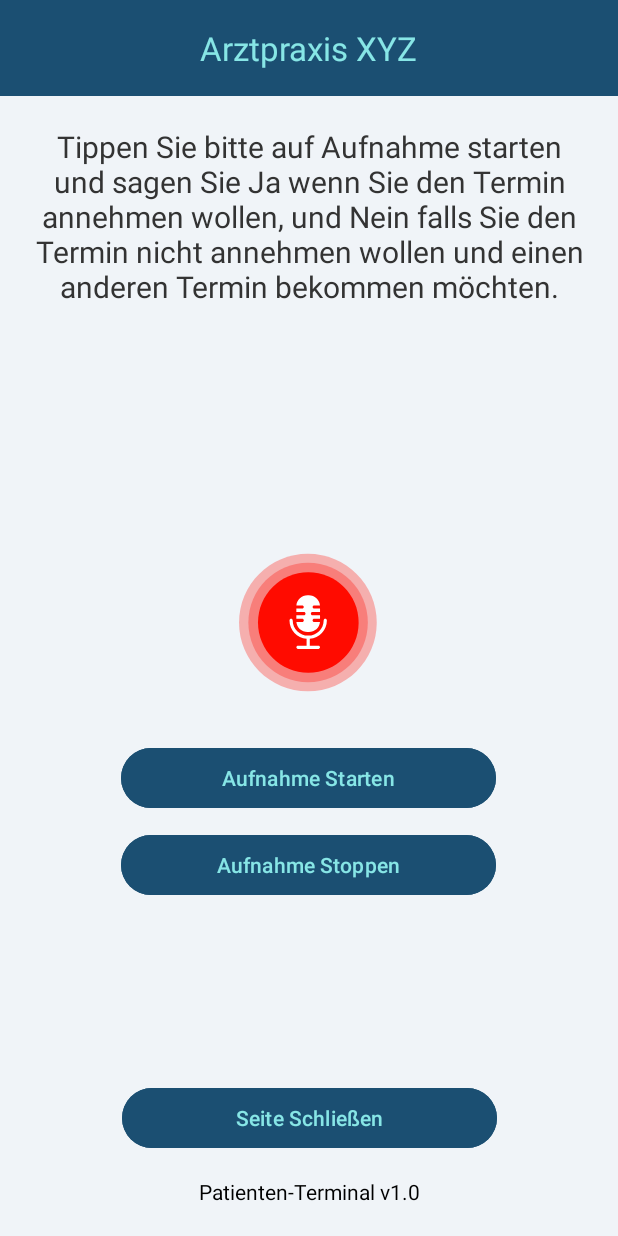
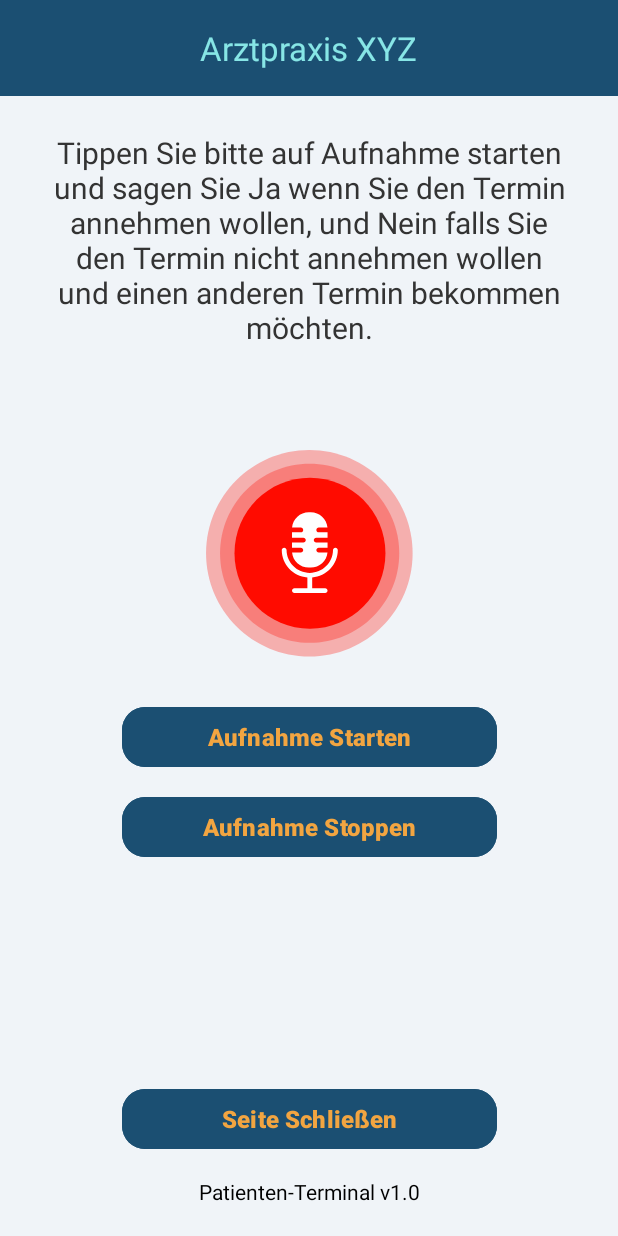
Before and after one commit to PhHagel/SmartphoneEntwicklung, an Android app: the RecordTerminActivity screen opened directly, with no data from a screen before it, on a phone screen of 412 x 824 dp. Run offline under Robolectric (Android 15) with nearby library versions, the phone set to English and light mode, and no system bars.

Commit message:
Refactor layouts: Replace RelativeLayout with ConstraintLayout for improved UI responsiveness; update text sizes and styles; add popup background drawable.

```diff
--- a/app/src/main/java/com/philipp/dv_projekt/Konstanten.java
+++ b/app/src/main/java/com/philipp/dv_projekt/Konstanten.java
@@ -1,7 +1,7 @@
 package com.philipp.dv_projekt;
 
 public class Konstanten {
-    public static final String SERVER_IP = "192.168.10.128";
+    public static final String SERVER_IP = "192.168.19.95";
     public static final String API_PORT = "3000";
     public static final String WS_PORT = "3001";
     public static final String UPLOAD_SPRACHE_ORDNER = "upload/sprache";
--- a/app/src/main/java/com/philipp/dv_projekt/MainActivity.java
+++ b/app/src/main/java/com/philipp/dv_projekt/MainActivity.java
@@ -5,6 +5,8 @@ import android.annotation.SuppressLint;
 import android.app.Dialog;
 import android.content.Intent;
 import android.content.pm.PackageManager;
+import android.graphics.Color;
+import android.graphics.drawable.ColorDrawable;
 import android.net.Uri;
 import android.os.Bundle;
 import androidx.annotation.NonNull;
@@ -29,6 +31,7 @@ import android.widget.Button;
 import android.widget.ImageView;
 import android.widget.Toast;
 import java.io.File;
+import java.util.Objects;
 import java.util.concurrent.ExecutionException;
 import java.util.concurrent.Executor;
 
@@ -164,6 +167,7 @@ public class MainActivity extends AppCompatActivity implements View.OnClickListe
     private void showPhoto(File photoFile) {
         Dialog dialog = new Dialog(this);
         dialog.setContentView(R.layout.layout_photo_preview);
+        Objects.requireNonNull(dialog.getWindow()).setBackgroundDrawable(new ColorDrawable(Color.TRANSPARENT));
 
         ImageView imageCheckView = dialog.findViewById(R.id.imageCheckView);
         Button imageDeleteBtn = dialog.findViewById(R.id.imageDeleteBtn);
--- a/app/src/main/java/com/philipp/dv_projekt/RecordPersonActivity.java
+++ b/app/src/main/java/com/philipp/dv_projekt/RecordPersonActivity.java
@@ -2,6 +2,8 @@ package com.philipp.dv_projekt;
 
 import android.app.Dialog;
 import android.content.Intent;
+import android.graphics.Color;
+import android.graphics.drawable.ColorDrawable;
 import android.media.MediaRecorder;
 import android.os.Bundle;
 import android.util.Log;
@@ -186,6 +188,7 @@ public class RecordPersonActivity extends AppCompatActivity implements WebSocket
     private void showNewUserData(String userDataFromServer) {
         Dialog dialog = new Dialog(this);
         dialog.setContentView(R.layout.layout_new_user);
+        Objects.requireNonNull(dialog.getWindow()).setBackgroundDrawable(new ColorDrawable(Color.TRANSPARENT));
 
         TextView textCheckView = dialog.findViewById(R.id.textCheckView);
         Button userDeleteBtn = dialog.findViewById(R.id.userDeleteBtn);
--- a/app/src/main/res/layout/activity_main.xml
+++ b/app/src/main/res/layout/activity_main.xml
@@ -75,6 +75,7 @@
             android:backgroundTint="@color/primaryBlue"
             android:textColor="@color/orange"
             android:text="@string/bild_aufnehmen"
+            android:textStyle="bold"
             android:textSize="16sp"
             app:cornerRadius="15dp" />
 
--- a/app/src/main/res/layout/activity_record_termin.xml
+++ b/app/src/main/res/layout/activity_record_termin.xml
@@ -1,114 +1,118 @@
 <?xml version="1.0" encoding="utf-8"?>
-<androidx.constraintlayout.widget.ConstraintLayout
-    xmlns:android="http://schemas.android.com/apk/res/android"
+<androidx.constraintlayout.widget.ConstraintLayout xmlns:android="http://schemas.android.com/apk/res/android"
     xmlns:app="http://schemas.android.com/apk/res-auto"
-    android:id="@+id/record_popup_layout"
     android:layout_width="match_parent"
     android:layout_height="match_parent"
     android:background="#F0F4F8">
 
     <com.google.android.material.appbar.MaterialToolbar
         android:id="@+id/toolbar"
-        android:layout_width="match_parent"
+        android:layout_width="0dp"
         android:layout_height="?attr/actionBarSize"
         android:background="@color/primaryBlue"
-        android:minHeight="50dp"
-        app:layout_constraintTop_toTopOf="parent"
         app:title="Arztpraxis XYZ"
         app:titleCentered="true"
-        app:titleTextColor="@color/lightBlue" />
+        app:titleTextColor="@color/lightBlue"
+        app:layout_constraintTop_toTopOf="parent"
+        app:layout_constraintStart_toStartOf="parent"
+        app:layout_constraintEnd_toEndOf="parent" />
 
     <TextView
         android:id="@+id/infoTextTermin"
-        android:layout_width="match_parent"
+        android:layout_width="0dp"
         android:layout_height="wrap_content"
-        android:layout_marginHorizontal="15dp"
-        android:layout_marginTop="20dp"
+        android:layout_margin="24dp"
         android:text="@string/tippen_sie_bitte_auf_aufnahme_starten_und_sagen_sie_ja_wenn_sie_den_termin_annehmen_wollen_und_nein_falls_sie_den_termin_nicht_annehmen_wollen"
+        android:textColor="#333333"
         android:textAlignment="center"
-        android:textColor="#333333"
         android:textSize="20sp"
-        app:layout_constraintEnd_toEndOf="parent"
-        app:layout_constraintHorizontal_bias="0.482"
+        android:gravity="center"
+        app:layout_constraintTop_toBottomOf="@id/toolbar"
         app:layout_constraintStart_toStartOf="parent"
-        app:layout_constraintTop_toBottomOf="@+id/toolbar" />
+        app:layout_constraintEnd_toEndOf="parent" />
 
     <TextView
         android:id="@+id/DatenTextTermin"
-        android:layout_width="match_parent"
-        android:layout_height="100dp"
+        android:layout_width="0dp"
+        android:layout_height="wrap_content"
         android:layout_marginTop="10dp"
         android:textAlignment="center"
+        android:gravity="center"
         android:textColor="#333333"
-        android:textSize="24sp"
-        app:layout_constraintBottom_toTopOf="@+id/aufnahmeAnimation"
-        app:layout_constraintEnd_toEndOf="parent"
-        app:layout_constraintHorizontal_bias="1.0"
+        android:textStyle="bold"
+        android:textSize="20sp"
+        app:layout_constraintTop_toBottomOf="@id/infoTextTermin"
         app:layout_constraintStart_toStartOf="parent"
-        app:layout_constraintTop_toBottomOf="@id/infoTextTermin" />
+        app:layout_constraintEnd_toEndOf="parent" />
 
     <com.airbnb.lottie.LottieAnimationView
         android:id="@+id/aufnahmeAnimation"
-        android:layout_width="100dp"
-        android:layout_height="100dp"
-        android:layout_marginTop="50dp"
-        app:layout_constraintEnd_toEndOf="parent"
-        app:layout_constraintHorizontal_bias="0.498"
+        android:layout_width="150dp"
+        android:layout_height="150dp"
+        android:layout_marginTop="24dp"
+        app:lottie_rawRes="@raw/aufnahme"
+        app:layout_constraintTop_toBottomOf="@id/DatenTextTermin"
         app:layout_constraintStart_toStartOf="parent"
-        app:layout_constraintTop_toBottomOf="@id/DatenTextTermin"
-        app:lottie_rawRes="@raw/aufnahme" />
+        app:layout_constraintEnd_toEndOf="parent" />
 
-    <Button
+    <com.google.android.material.button.MaterialButton
         android:id="@+id/btn_start_recording"
         android:layout_width="250dp"
         android:layout_height="wrap_content"
-        android:layout_marginTop="30dp"
+        android:layout_marginTop="24dp"
+        android:text="@string/aufnahme_starten"
+        android:textColor="@color/orange"
+        android:textStyle="bold"
+        android:textSize="16sp"
+        app:cornerRadius="15dp"
         android:backgroundTint="@color/primaryBlue"
-        android:text="@string/aufnahme_starten"
-        android:textColor="@color/lightBlue"
-        app:layout_constraintEnd_toEndOf="parent"
-        app:layout_constraintHorizontal_bias="0.496"
+        app:layout_constraintTop_toBottomOf="@id/aufnahmeAnimation"
         app:layout_constraintStart_toStartOf="parent"
-        app:layout_constraintTop_toBottomOf="@id/aufnahmeAnimation" />
+        app:layout_constraintEnd_toEndOf="parent" />
 
-    <Button
+    <com.google.android.material.button.MaterialButton
         android:id="@+id/btn_stop_recording"
         android:layout_width="250dp"
         android:layout_height="wrap_content"
-        android:layout_marginTop="10dp"
-        android:backgroundTint="@color/primaryBlue"
+        android:layout_marginTop="12dp"
         android:enabled="false"
         android:text="@string/aufnahme_stoppen"
-        android:textColor="@color/lightBlue"
-        app:layout_constraintEnd_toEndOf="parent"
-        app:layout_constraintHorizontal_bias="0.496"
+        android:textColor="@color/orange"
+        android:textStyle="bold"
+        android:textSize="16sp"
+        app:cornerRadius="15dp"
+        android:backgroundTint="@color/primaryBlue"
+        app:layout_constraintTop_toBottomOf="@id/btn_start_recording"
         app:layout_constraintStart_toStartOf="parent"
-        app:layout_constraintTop_toBottomOf="@id/btn_start_recording" />
+        app:layout_constraintEnd_toEndOf="parent" />
 
-    <Button
+    <com.google.android.material.button.MaterialButton
         android:id="@+id/btn_closePage"
         android:layout_width="250dp"
         android:layout_height="wrap_content"
+        android:layout_marginTop="16dp"
+        android:text="@string/seite_schlie_en"
+        android:textColor="@color/orange"
+        android:textStyle="bold"
+        android:textSize="16sp"
+        app:cornerRadius="15dp"
         android:backgroundTint="@color/primaryBlue"
-        android:text="@string/seite_schlie_en"
-        android:textColor="@color/lightBlue"
+        app:layout_constraintTop_toBottomOf="@id/btn_stop_recording"
+        app:layout_constraintStart_toStartOf="parent"
+        app:layout_constraintEnd_toEndOf="parent"
         app:layout_constraintBottom_toTopOf="@id/footer"
-        app:layout_constraintEnd_toEndOf="parent"
-        app:layout_constraintHorizontal_bias="0.503"
-        app:layout_constraintStart_toStartOf="parent"
-        app:layout_constraintTop_toBottomOf="@id/btn_stop_recording"
-        app:layout_constraintVertical_bias="0.887" />
+        app:layout_constraintVertical_bias="0.9" />
 
     <TextView
         android:id="@+id/footer"
         android:layout_width="wrap_content"
         android:layout_height="wrap_content"
-        android:layout_marginBottom="20dp"
         android:text="@string/patienten_terminal_v1_0"
         android:textColor="#000000"
         android:textSize="14sp"
+        android:layout_marginBottom="20dp"
         app:layout_constraintBottom_toBottomOf="parent"
-        app:layout_constraintEnd_toEndOf="parent"
-        app:layout_constraintStart_toStartOf="parent" />
+        app:layout_constraintStart_toStartOf="parent"
+        app:layout_constraintEnd_toEndOf="parent" />
 
 </androidx.constraintlayout.widget.ConstraintLayout>
--- a/app/src/main/res/values/strings.xml
+++ b/app/src/main/res/values/strings.xml
@@ -29,4 +29,5 @@
     <string name="bitte_folgen_sie_dem_roboter">Bitte heben Sie das Smartphone hoch und folgen Sie dem Roboter</string>
     <string name="bitte_heben_sie_das_ger_t_vorsichtig_vom_roboter_hoch_und_folgen_sie_dem_roboter">Bitte heben Sie das Gerät vorsichtig vom Roboter hoch und folgen Sie dem Roboter.</string>
     <string name="pr_fen_sie_bitte_die_angegebenen_daten">Prüfen Sie bitte die angegebenen Daten</string>
+    <string name="bitte_pr_fen_sie_das_aufgenommene_bild">Bitte prüfen Sie, ob Sie gut erkennbar sind</string>
 </resources>
--- a/app/src/main/res/xml/network_security_config.xml
+++ b/app/src/main/res/xml/network_security_config.xml
@@ -4,7 +4,7 @@
         <domain includeSubdomains="true">192.168.10.128</domain>
     </domain-config>
     <domain-config>
-        <domain includeSubdomains="true">192.168.47.95</domain>
+        <domain includeSubdomains="true">192.168.178.112</domain>
     </domain-config>
     <domain-config cleartextTrafficPermitted="true">
         <domain includeSubdomains="true">192.168.19.95</domain>
```
Also changed, not shown: app/src/main/res/drawable/popup_background.xml (added, +7 -0 lines), app/src/main/res/layout/activity_audio_play.xml (+23 -16 lines), app/src/main/res/layout/activity_follow_robo.xml (+21 -15 lines), app/src/main/res/layout/activity_record.xml (+58 -53 lines), app/src/main/res/layout/activity_smartphone_back.xml (+23 -16 lines), app/src/main/res/layout/activity_splash.xml (+22 -15 lines), app/src/main/res/layout/activity_user_ausruf.xml (+21 -15 lines), app/src/main/res/layout/layout_new_user.xml (+28 -28 lines), app/src/main/res/layout/layout_photo_preview.xml (+56 -26 lines).
